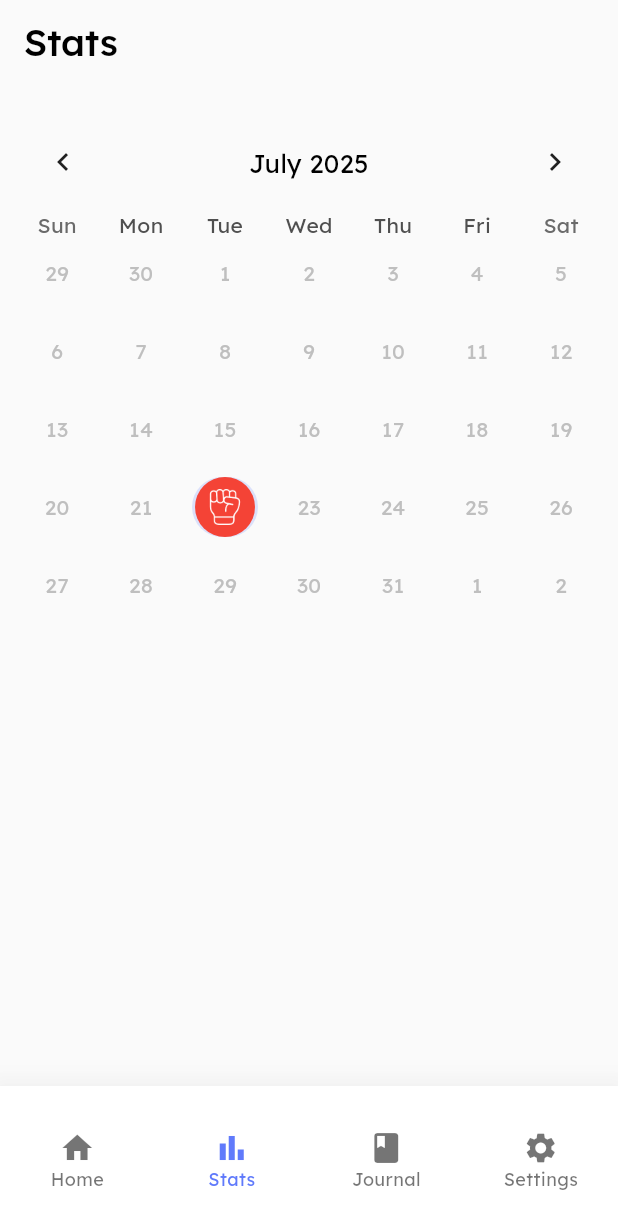
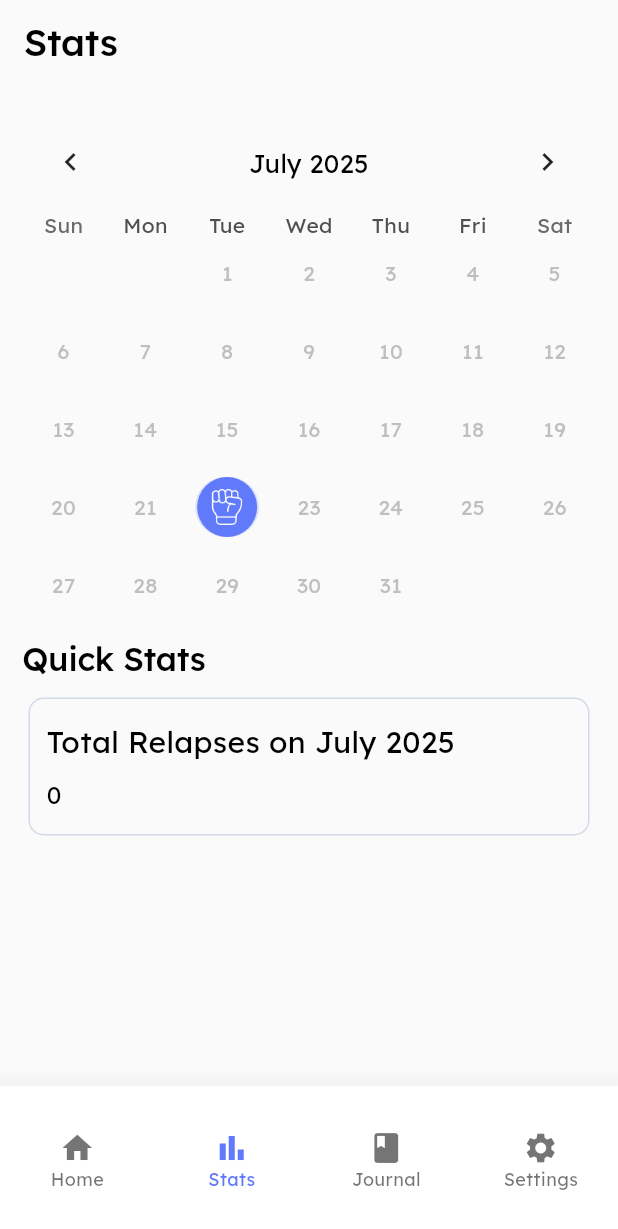
Before and after one commit to tech-qasim/handbrake, a Flutter app: the StatsScreen screen opened by its route, on a phone screen of 412 x 824 dp. Shown: the top 1229 px of the screen. Run offline on Flutter 3.47's test engine with Material 3 defaults, Android fonts, the phone set to English and light mode, and no system bars; drawn by our look-alikes of table_calendar; our stand-ins replace another_flutter_splash_screen, auto_route, bloc, drift, easy_date_timeline, flutter_bloc and 3 more; accounts and stored records are empty; generated files the repository leaves out were written again.

Commit message:
worked on calendar

```diff
--- a/lib/constants/data_constants.dart
+++ b/lib/constants/data_constants.dart
@@ -2,3 +2,4 @@ import 'package:path/path.dart';
 
 final currentDate = DateTime.now();
 final todayDate = "${currentDate.year}-${currentDate.month}-${currentDate.day}";
+final todayMonthYear = "${currentDate.year}-${currentDate.month}";
--- a/lib/constants/extension_constants.dart
+++ b/lib/constants/extension_constants.dart
@@ -47,6 +47,10 @@ extension DateFormatting on DateTime {
   /// Format: "MMM dd, yyyy"
   String toMonthDayYear() {
     return DateFormat('MMM dd, yyyy').format(this);
+  }
+
+  String toMonthYear() {
+    return DateFormat('MMMM yyyy').format(this);
   }
 
   /// Format: "EEEE, MMMM d, yyyy" (e.g., "Friday, July 19, 2024")
--- a/lib/features/home/cubit/home_cubit.dart
+++ b/lib/features/home/cubit/home_cubit.dart
@@ -4,12 +4,14 @@ import 'package:drift/drift.dart';
 import 'package:flutter_bloc/flutter_bloc.dart';
 import 'package:handbrake/constants/string_constants.dart';
 import 'package:handbrake/features/home/cubit/home_state.dart';
+import 'package:handbrake/features/stats/cubit/stats_cubit.dart';
 import 'package:handbrake/local_db/app_database.dart';
 import 'package:handbrake/utils/di.dart';
 import 'package:shared_preferences/shared_preferences.dart';
 
 class HomeCubit extends Cubit<HomeState> {
-  HomeCubit() : super(HomeState.initial());
+  final StatsCubit statsCubit;
+  HomeCubit(this.statsCubit) : super(HomeState.initial());
 
   void addRelapseOnOnboarding(DateTime relapseDateTime) async {
     final relapse = RelapsesCompanion(
@@ -53,6 +55,8 @@ class HomeCubit extends Cubit<HomeState> {
           lastRelapseDate: result.relapseTime,
         ),
       );
+
+      statsCubit.addRelapseToRelapseHistoryMap(result);
       // setLastRelapseDateTime();
     }
   }
--- a/lib/features/stats/cubit/stats_cubit.dart
+++ b/lib/features/stats/cubit/stats_cubit.dart
@@ -1,4 +1,5 @@
 import 'package:flutter_bloc/flutter_bloc.dart';
+import 'package:handbrake/constants/data_constants.dart';
 import 'package:handbrake/features/stats/cubit/stats_state.dart';
 import 'package:handbrake/local_db/app_database.dart';
 import 'package:handbrake/utils/di.dart';
@@ -15,10 +16,39 @@ class StatsCubit extends Cubit<StatsState> {
         .getRelapsesByMonth(monthYear);
 
     emit(state.copyWith(relapseHistory: relapseHistory));
+    groupRelapsesByMonth();
   }
 
   void setFocusedDate(DateTime datetime) {
     print("Emitting focused date: $datetime");
     emit(state.copyWith(focusedDate: datetime));
   }
+
+  void groupRelapsesByMonth() {
+    final Map<String, List<Relapse>> groupedRelapses = state.relapseHistoryMap;
+
+    for (final relapse in state.relapseHistory) {
+      final key = relapse.monthYear;
+
+      if (!groupedRelapses.containsKey(key)) {
+        groupedRelapses[key] = [];
+      }
+      groupedRelapses[key]!.add(relapse);
+    }
+
+    emit(state.copyWith(relapseHistoryMap: groupedRelapses));
+  }
+
+  void addRelapseToRelapseHistoryMap(Relapse relapse) {
+    final updatedMap = Map<String, List<Relapse>>.from(state.relapseHistoryMap);
+
+    final todayRelapseHistory = List<Relapse>.from(
+      updatedMap[todayMonthYear] ?? [],
+    );
+
+    todayRelapseHistory.add(relapse);
+    updatedMap[todayMonthYear] = todayRelapseHistory;
+
+    emit(state.copyWith(relapseHistoryMap: updatedMap));
+  }
 }
--- a/lib/features/stats/cubit/stats_state.dart
+++ b/lib/features/stats/cubit/stats_state.dart
@@ -4,21 +4,25 @@ class StatsState {
   final DateTime selectedDate;
   final List<Relapse> relapseHistory;
   final DateTime focusedDate;
+  final Map<String, List<Relapse>> relapseHistoryMap;
   StatsState({
     required this.selectedDate,
     required this.relapseHistory,
     required this.focusedDate,
+    required this.relapseHistoryMap,
   });
 
   StatsState copyWith({
     DateTime? selectedDate,
     List<Relapse>? relapseHistory,
     DateTime? focusedDate,
+    Map<String, List<Relapse>>? relapseHistoryMap,
   }) {
     return StatsState(
       selectedDate: selectedDate ?? this.selectedDate,
       relapseHistory: relapseHistory ?? this.relapseHistory,
       focusedDate: focusedDate ?? this.focusedDate,
+      relapseHistoryMap: relapseHistoryMap ?? this.relapseHistoryMap,
     );
   }
 
@@ -27,6 +31,7 @@ class StatsState {
       selectedDate: DateTime.now(),
       relapseHistory: [],
       focusedDate: DateTime.now(),
+      relapseHistoryMap: {},
     );
   }
 }
--- a/lib/features/stats/screens/stats_screen.dart
+++ b/lib/features/stats/screens/stats_screen.dart
@@ -6,6 +6,7 @@ import 'package:handbrake/constants/extension_constants.dart';
 import 'package:handbrake/constants/string_constants.dart';
 import 'package:handbrake/features/home/cubit/home_cubit.dart';
 import 'package:handbrake/features/stats/cubit/stats_cubit.dart';
+import 'package:handbrake/features/stats/widgets/stats_card_widget.dart';
 import 'package:handbrake/theme/app_colors.dart';
 import 'package:table_calendar/table_calendar.dart';
 
@@ -20,6 +21,8 @@ class StatsScreen extends StatefulWidget {
 class _StatsScreenState extends State<StatsScreen> {
   @override
   void initState() {
+    final date = "${DateTime.now().year}-${DateTime.now().month}";
+    context.read<StatsCubit>().getRelapseHistoryByMonth(date);
     super.initState();
   }
 
@@ -34,6 +37,10 @@ class _StatsScreenState extends State<StatsScreen> {
 
     print('first relapse : $firstRelapse');
     final focusedDate = context.watch<StatsCubit>().state.focusedDate;
+    final relapseHistoryMap = context
+        .watch<StatsCubit>()
+        .state
+        .relapseHistoryMap;
     return Scaffold(
       appBar: AppBar(
         automaticallyImplyLeading: false,
@@ -41,8 +48,10 @@ class _StatsScreenState extends State<StatsScreen> {
       ),
 
       body: SingleChildScrollView(
-        padding: const EdgeInsets.symmetric(horizontal: 10, vertical: 20),
+        padding: const EdgeInsets.symmetric(horizontal: 15, vertical: 20),
         child: Column(
+          mainAxisAlignment: MainAxisAlignment.start,
+          crossAxisAlignment: CrossAxisAlignment.start,
           children: [
             TableCalendar(
               headerStyle: const HeaderStyle(
@@ -51,6 +60,7 @@ class _StatsScreenState extends State<StatsScreen> {
               ),
 
               calendarStyle: CalendarStyle(
+                outsideDaysVisible: false,
                 isTodayHighlighted: true,
                 todayDecoration: BoxDecoration(
                   color: AppColors.primaryColor.withValues(alpha: 0.2),
@@ -60,6 +70,7 @@ class _StatsScreenState extends State<StatsScreen> {
                   color: AppColors.blackColor,
                 ),
               ),
+
               calendarFormat: CalendarFormat.month,
               availableGestures: AvailableGestures.horizontalSwipe,
               focusedDay: focusedDate,
@@ -68,13 +79,16 @@ class _StatsScreenState extends State<StatsScreen> {
 
               onPageChanged: (focusedDay) {
                 print(focusedDay);
-                // final date = "${focusedDay.year}-${focusedDay.month}";
+                final date = "${focusedDay.year}-${focusedDay.month}";
 
                 context.read<StatsCubit>().setFocusedDate(focusedDay);
-                // context.read<StatsCubit>().getRelapseHistoryByMonth(date);
+                context.read<StatsCubit>().getRelapseHistoryByMonth(date);
               },
               calendarBuilders: CalendarBuilders(
                 markerBuilder: (context, day, events) {
+                  final date = "${day.year}-${day.month}";
+                  final relapseHistoryMapByMonth =
+                      relapseHistoryMap[date] ?? [];
                   if (day == firstRelapseTime.atStartOfDayUtc) {
                     return GestureDetector(
                       onTap: () {
@@ -83,27 +97,48 @@ class _StatsScreenState extends State<StatsScreen> {
                         );
                       },
                       child: Center(
-                        child: Container(
-                          height: 40,
-                          width: 40,
-                          decoration: BoxDecoration(
-                            color: Colors.red,
-                            borderRadius: BorderRadius.circular(100),
-                          ),
-                          child: Image.asset(
-                            AssetIcons.quitIcon,
-                            scale: 4,
-                            color: AppColors.whiteColor,
-                          ),
-                        ),
+                        child:
+                            Image.asset(
+                              AssetIcons.quitIcon,
+                              scale: 4,
+                              color: AppColors.whiteColor,
+                            ).circularIconContainer(
+                              backgroundColor: AppColors.primaryColor,
+                            ),
                       ),
                     );
+                  }
+                  if (relapseHistoryMapByMonth.isNotEmpty) {
+                    for (int i = 0; i < relapseHistoryMapByMonth.length; i++) {
+                      final indexedDay = relapseHistoryMapByMonth[i].day;
+
+                      if (indexedDay == day.day) {
+                        return Center(
+                          child: Text(
+                            day.day.toString(),
+                            style: context.textTheme.bodyMedium?.copyWith(
+                              color: AppColors.whiteColor,
+                            ),
+                          ).circularIconContainer(backgroundColor: Colors.red),
+                        );
+                      }
+                    }
+                  } else if (relapseHistoryMapByMonth.isEmpty) {
+                    return Center(child: Text(day.day.toString()));
                   } else {
                     return Center(child: Text(day.day.toString()));
                   }
+                  return null;
                 },
               ),
             ),
+            const SizedBox(height: 10),
+            Text(
+              'Quick Stats',
+              style: context.textTheme.displayLarge?.copyWith(fontSize: 22),
+            ),
+            const SizedBox(height: 10),
+            const StatsCardWidget(),
           ],
         ),
       ),
--- a/lib/features/stats/widgets/history_widget.dart
+++ /dev/null
@@ -1,15 +0,0 @@
-import 'package:flutter/material.dart';
-import 'package:flutter_bloc/flutter_bloc.dart';
-import 'package:handbrake/features/stats/cubit/stats_cubit.dart';
-
-class HistoryWidget extends StatelessWidget {
-  const HistoryWidget({super.key});
-
-  @override
-  Widget build(BuildContext context) {
-    return Column(children: [
-
-      ],
-    );
-  }
-}
--- /dev/null
+++ b/lib/features/stats/widgets/stats_card_widget.dart
@@ -0,0 +1,54 @@
+import 'package:flutter/material.dart';
+import 'package:flutter_bloc/flutter_bloc.dart';
+import 'package:handbrake/constants/extension_constants.dart';
+import 'package:handbrake/features/stats/cubit/stats_cubit.dart';
+import 'package:handbrake/theme/app_colors.dart';
+
+class StatsCardWidget extends StatelessWidget {
+  const StatsCardWidget({super.key});
+
+  @override
+  Widget build(BuildContext context) {
+    final focusedDate = context.watch<StatsCubit>().state.focusedDate;
+
+    final focusedDateMonthYear = "${focusedDate.year}-${focusedDate.month}";
+
+    final relapseCount =
+        context
+            .watch<StatsCubit>()
+            .state
+            .relapseHistoryMap[focusedDateMonthYear]
+            ?.length ??
+        0;
+
+    return SizedBox(
+      width: double.infinity,
+
+      child: Card(
+        color: AppColors.lightModeScreenBgColor,
+        shape: RoundedRectangleBorder(
+          borderRadius: BorderRadius.circular(10),
+          side: const BorderSide(color: AppColors.statsCardBorderColor),
+        ),
+        elevation: 0,
+        child: Padding(
+          padding: const EdgeInsets.symmetric(horizontal: 12.0, vertical: 15),
+          child: Column(
+            crossAxisAlignment: CrossAxisAlignment.start,
+            children: [
+              Text(
+                'Total Relapses on ${focusedDate.toMonthYear()}',
+                style: context.textTheme.bodyMedium?.copyWith(fontSize: 20),
+              ),
+              const SizedBox(height: 10),
+              Text(
+                relapseCount.toString(),
+                style: context.textTheme.bodyMedium?.copyWith(fontSize: 16),
+              ),
+            ],
+          ),
+        ),
+      ),
+    );
+  }
+}
--- a/lib/main.dart
+++ b/lib/main.dart
@@ -25,8 +25,10 @@ class MyApp extends StatelessWidget {
     return MultiBlocProvider(
       providers: [
         BlocProvider<ThemeModeCubit>(create: (context) => ThemeModeCubit()),
-        BlocProvider<HomeCubit>(create: (context) => HomeCubit()),
         BlocProvider<StatsCubit>(create: (context) => StatsCubit()),
+        BlocProvider<HomeCubit>(
+          create: (context) => HomeCubit(context.read<StatsCubit>()),
+        ),
         BlocProvider<JournalCubit>(create: (context) => JournalCubit()),
       ],
       child: BlocBuilder<ThemeModeCubit, ThemeMode>(
--- a/lib/theme/app_colors.dart
+++ b/lib/theme/app_colors.dart
@@ -12,4 +12,5 @@ class AppColors {
   static const timeBgColor = Color(0xffE8F2F0);
   static const textfieldBgColor = Color(0xffF0F2F5);
   static const journalCardBgColor = Color(0xffEEEEEE);
+  static const statsCardBorderColor = Color(0xffD1DBE8);
 }
```
